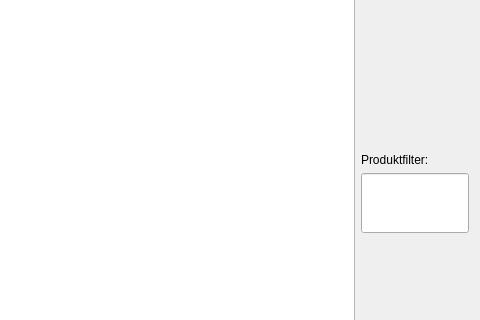
Qt form src/manager/productswidget.ui (todvora/qrk-registrier-kasse) before a commit; both pictures show x 544 to 1024 and y 226 to 546 of the 1024 by 640 pixel window.
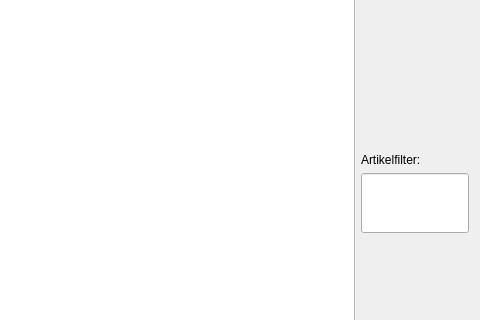
The same form after that commit. Icons and pictures are not drawn.

What changed in the file:
```diff
--- a/src/manager/productswidget.ui
+++ b/src/manager/productswidget.ui
@@ -133,7 +133,7 @@
      <item>
       <widget class="QLabel" name="label">
        <property name="text">
-        <string>Produktfilter:</string>
+        <string>Artikelfilter:</string>
        </property>
       </widget>
      </item>
```
Left out of the diff: 4 changed lines with no effect on the pictures.
